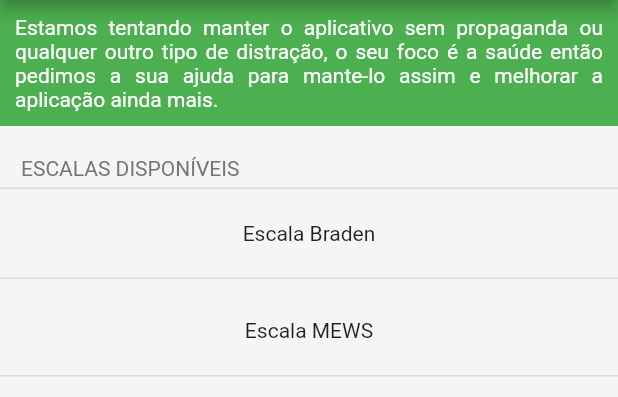
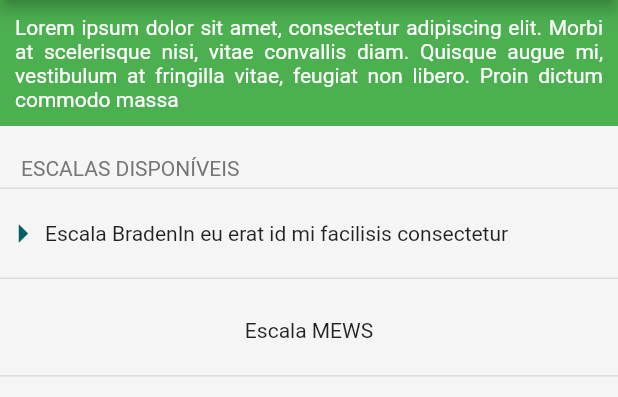
Before and after one commit to jhonatabf/HealthScale, a Flutter app: the screen it shows after launch, on a phone screen of 412 x 824 dp, the part 84-481 px from its top. Run offline on Flutter 3.47's test engine with Material 2 defaults, Android fonts, the phone set to English and light mode, and no system bars.

Commit message:
Criação do icone da listviewer

```diff
--- a/lib/main.dart
+++ b/lib/main.dart
@@ -45,7 +45,7 @@ Widget base() {
             padding: const EdgeInsets.all(10),
             color: Colors.green[500],
             child: const Center(
-                child: Text('Estamos tentando manter o aplicativo sem propaganda ou qualquer outro tipo de distração, o seu foco é a saúde então pedimos a sua ajuda para mante-lo assim e melhorar a aplicação ainda mais.',
+                child: Text('Lorem ipsum dolor sit amet, consectetur adipiscing elit. Morbi at scelerisque nisi, vitae convallis diam. Quisque augue mi, vestibulum at fringilla vitae, feugiat non libero. Proin dictum commodo massa',
                 style: TextStyle(color: Colors.white), textAlign: TextAlign.justify,),
                 ),
           ),
@@ -66,7 +66,22 @@ Widget base() {
             ),),
             margin: const EdgeInsets.fromLTRB(0, 0, 0, 5),
             height: 60,
-            child: const Center(child: Text('Escala Braden')),
+            child: Row(
+              children: <Widget>[
+                    Icon(
+                      Icons.arrow_right,
+                      color: Colors.cyan[900],
+                      size: 30.0,
+                ),
+                 Container(
+                      child: Text("Escala Braden"),
+                ),
+                Container(
+                      child: Text("In eu erat id mi facilisis consectetur"),
+                ),
+              ],
+            ),
+
           ),
           Container(
             decoration: const BoxDecoration(
```
Also changed, not shown: 4 other files.
